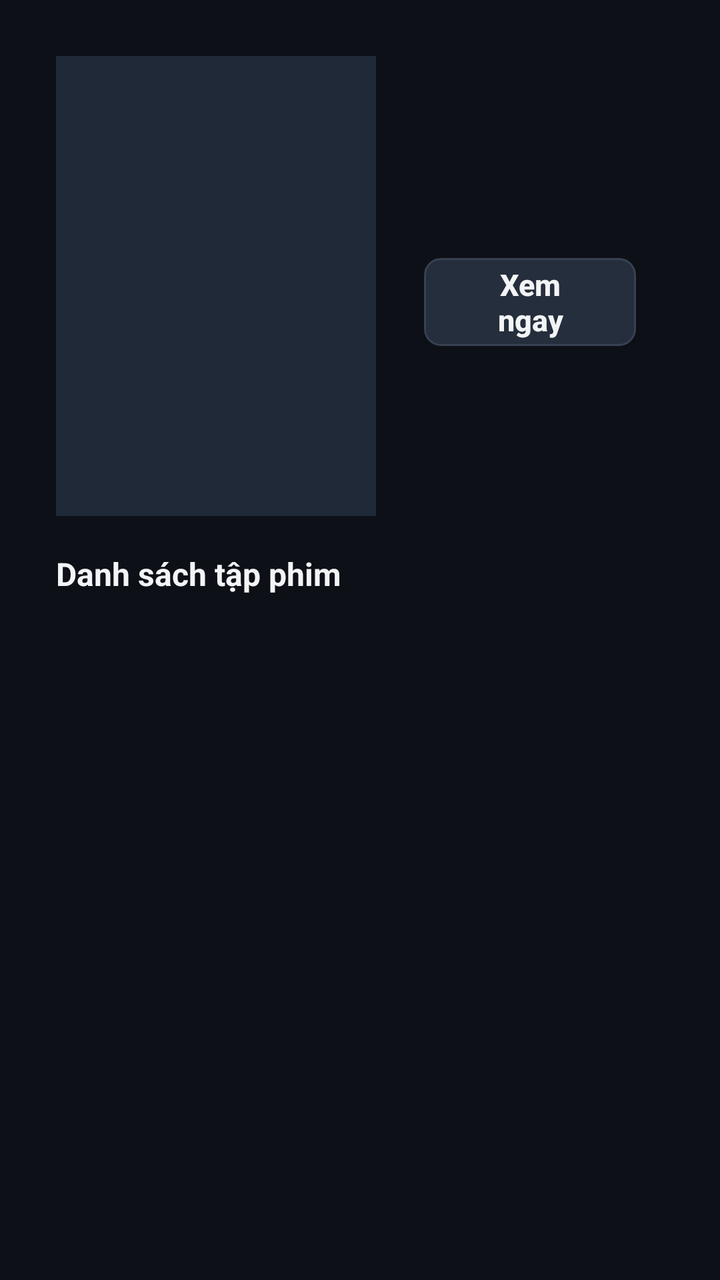
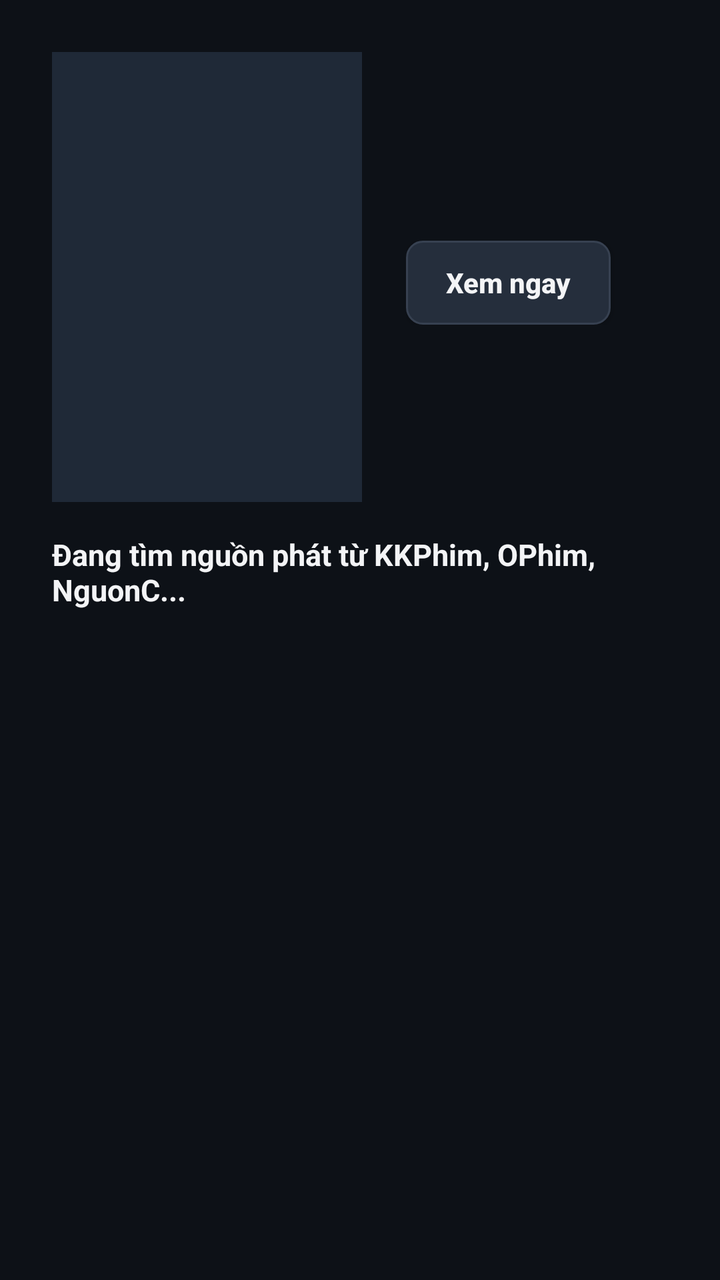

Before-and-after screenshots of an Android layout around one commit, followed by the original layout XML and the change that was made.
<!-- AndroidManifest.xml: application theme Theme.VietMovieTV -->
<!-- res/layout/activity_detail.xml -->
<?xml version="1.0" encoding="utf-8"?>
<FrameLayout xmlns:android="http://schemas.android.com/apk/res/android"
    android:layout_width="match_parent"
    android:layout_height="match_parent"
    android:background="@color/bg_dark">

    
    <ImageView
        android:id="@+id/ivBackdrop"
        android:layout_width="match_parent"
        android:layout_height="match_parent"
        android:alpha="0.22"
        android:scaleType="centerCrop" />

    <LinearLayout
        android:layout_width="match_parent"
        android:layout_height="match_parent"
        android:orientation="vertical"
        android:padding="28dp">

        
        <LinearLayout
            android:layout_width="match_parent"
            android:layout_height="wrap_content"
            android:orientation="horizontal">

            <ImageView
                android:id="@+id/ivDetailPoster"
                android:layout_width="160dp"
                android:layout_height="230dp"
                android:layout_marginEnd="24dp"
                android:background="#1F2937"
                android:scaleType="centerCrop" />

            <LinearLayout
                android:layout_width="0dp"
                android:layout_height="wrap_content"
                android:layout_weight="1"
                android:orientation="vertical">

                <TextView
                    android:id="@+id/tvDetailTitle"
                    android:layout_width="match_parent"
                    android:layout_height="wrap_content"
                    android:ellipsize="end"
                    android:maxLines="2"
                    android:textColor="@color/text_primary"
                    android:textSize="26sp"
                    android:textStyle="bold" />

                <TextView
                    android:id="@+id/tvDetailMeta"
                    android:layout_width="match_parent"
                    android:layout_height="wrap_content"
                    android:layout_marginTop="4dp"
                    android:textColor="@color/accent_amber"
                    android:textSize="14sp" />

                <TextView
                    android:id="@+id/tvDetailDesc"
                    android:layout_width="match_parent"
                    android:layout_height="wrap_content"
                    android:layout_marginTop="10dp"
                    android:ellipsize="end"
                    android:lineSpacingExtra="3dp"
                    android:maxLines="4"
                    android:textColor="@color/text_secondary"
                    android:textSize="14sp" />

                <LinearLayout
                    android:layout_width="match_parent"
                    android:layout_height="wrap_content"
                    android:layout_marginTop="14dp"
                    android:gravity="center_vertical"
                    android:orientation="horizontal">

                    <Button
                        android:id="@+id/btnPlayNow"
                        android:layout_width="wrap_content"
                        android:layout_height="44dp"
                        android:layout_marginEnd="14dp"
                        android:background="@drawable/bg_button_selector"
                        android:focusable="true"
                        android:paddingStart="22dp"
                        android:paddingEnd="22dp"
                        android:text="Xem ngay"
                        android:textAllCaps="false"
                        android:textColor="@color/text_primary"
                        android:textSize="15sp"
                        android:textStyle="bold" />

                    <LinearLayout
                        android:id="@+id/serverContainer"
                        android:layout_width="wrap_content"
                        android:layout_height="wrap_content"
                        android:orientation="horizontal" />
                </LinearLayout>
            </LinearLayout>
        </LinearLayout>

        
        <TextView
            android:id="@+id/tvEpisodeHeader"
            android:layout_width="match_parent"
            android:layout_height="wrap_content"
            android:layout_marginTop="18dp"
            android:layout_marginBottom="8dp"
            android:text="Danh sách tập phim"
            android:textColor="@color/text_primary"
            android:textSize="16sp"
            android:textStyle="bold" />

        <androidx.recyclerview.widget.RecyclerView
            android:id="@+id/rvEpisodes"
            android:layout_width="match_parent"
            android:layout_height="0dp"
            android:layout_weight="1"
            android:clipToPadding="false"
            android:padding="4dp" />

    </LinearLayout>

    <ProgressBar
        android:id="@+id/detailProgressBar"
        android:layout_width="48dp"
        android:layout_height="48dp"
        android:layout_gravity="center"
        android:visibility="gone" />
</FrameLayout>
<!-- resources referenced by this layout -->
<resources>
  <color name="accent_amber">#F59E0B</color>
  <color name="bg_dark">#0D1117</color>
  <color name="text_primary">#F3F4F6</color>
  <color name="text_secondary">#9CA3AF</color>
  <!-- drawable bg_button_selector (drawable) -->
  <?xml version="1.0" encoding="utf-8"?>
  <selector xmlns:android="http://schemas.android.com/apk/res/android">
      <item android:state_focused="true">
          <shape android:shape="rectangle">
              <solid android:color="@color/accent_amber" />
              <stroke android:width="2dp" android:color="#FFFFFF" />
              <corners android:radius="8dp" />
          </shape>
      </item>
      <item android:state_selected="true">
          <shape android:shape="rectangle">
              <solid android:color="@color/accent_amber_dark" />
              <stroke android:width="1dp" android:color="@color/accent_amber" />
              <corners android:radius="8dp" />
          </shape>
      </item>
      <item>
          <shape android:shape="rectangle">
              <solid android:color="#252E3C" />
              <stroke android:width="1dp" android:color="#374151" />
              <corners android:radius="8dp" />
          </shape>
      </item>
  </selector>
  <style name="Theme.VietMovieTV" parent="Theme.AppCompat.NoActionBar">
          <item name="android:windowBackground">@color/bg_dark</item>
          <item name="colorPrimary">@color/accent_amber</item>
          <item name="colorAccent">@color/accent_amber</item>
          <item name="android:textColorPrimary">@color/text_primary</item>
          <item name="android:textColorSecondary">@color/text_secondary</item>
      </style>
  <color name="accent_amber_dark">#B45309</color>
</resources>

<!-- the commit's change to res/layout/activity_detail.xml (unified diff, before → after) -->
@@ -4,7 +4,6 @@
     android:layout_height="match_parent"
     android:background="@color/bg_dark">
 
-    
     <ImageView
         android:id="@+id/ivBackdrop"
         android:layout_width="match_parent"
@@ -16,9 +15,8 @@
         android:layout_width="match_parent"
         android:layout_height="match_parent"
         android:orientation="vertical"
-        android:padding="28dp">
+        android:padding="26dp">
 
-        
         <LinearLayout
             android:layout_width="match_parent"
             android:layout_height="wrap_content"
@@ -26,9 +24,9 @@
 
             <ImageView
                 android:id="@+id/ivDetailPoster"
-                android:layout_width="160dp"
-                android:layout_height="230dp"
-                android:layout_marginEnd="24dp"
+                android:layout_width="155dp"
+                android:layout_height="225dp"
+                android:layout_marginEnd="22dp"
                 android:background="#1F2937"
                 android:scaleType="centerCrop" />
 
@@ -45,7 +43,7 @@
                     android:ellipsize="end"
                     android:maxLines="2"
                     android:textColor="@color/text_primary"
-                    android:textSize="26sp"
+                    android:textSize="25sp"
                     android:textStyle="bold" />
 
                 <TextView
@@ -60,54 +58,60 @@
                     android:id="@+id/tvDetailDesc"
                     android:layout_width="match_parent"
                     android:layout_height="wrap_content"
-                    android:layout_marginTop="10dp"
+                    android:layout_marginTop="8dp"
                     android:ellipsize="end"
                     android:lineSpacingExtra="3dp"
                     android:maxLines="4"
                     android:textColor="@color/text_secondary"
-                    android:textSize="14sp" />
+                    android:textSize="13sp" />
 
                 <LinearLayout
                     android:layout_width="match_parent"
                     android:layout_height="wrap_content"
-                    android:layout_marginTop="14dp"
+                    android:layout_marginTop="12dp"
                     android:gravity="center_vertical"
                     android:orientation="horizontal">
 
                     <Button
                         android:id="@+id/btnPlayNow"
                         android:layout_width="wrap_content"
-                        android:layout_height="44dp"
-                        android:layout_marginEnd="14dp"
+                        android:layout_height="42dp"
+                        android:layout_marginEnd="12dp"
                         android:background="@drawable/bg_button_selector"
                         android:focusable="true"
-                        android:paddingStart="22dp"
-                        android:paddingEnd="22dp"
+                        android:paddingStart="20dp"
+                        android:paddingEnd="20dp"
                         android:text="Xem ngay"
                         android:textAllCaps="false"
                         android:textColor="@color/text_primary"
-                        android:textSize="15sp"
+                        android:textSize="14sp"
                         android:textStyle="bold" />
 
-                    <LinearLayout
-                        android:id="@+id/serverContainer"
-                        android:layout_width="wrap_content"
+                    <HorizontalScrollView
+                        android:layout_width="0dp"
                         android:layout_height="wrap_content"
-                        android:orientation="horizontal" />
+                        android:layout_weight="1"
+                        android:scrollbars="none">
+
+                        <LinearLayout
+                            android:id="@+id/serverContainer"
+                            android:layout_width="wrap_content"
+                            android:layout_height="wrap_content"
+                            android:orientation="horizontal" />
+                    </HorizontalScrollView>
                 </LinearLayout>
             </LinearLayout>
         </LinearLayout>
 
-        
         <TextView
             android:id="@+id/tvEpisodeHeader"
             android:layout_width="match_parent"
             android:layout_height="wrap_content"
-            android:layout_marginTop="18dp"
+            android:layout_marginTop="16dp"
             android:layout_marginBottom="8dp"
-            android:text="Danh sách tập phim"
+            android:text="Đang tìm nguồn phát từ KKPhim, OPhim, NguonC..."
             android:textColor="@color/text_primary"
-            android:textSize="16sp"
+            android:textSize="15sp"
             android:textStyle="bold" />
 
         <androidx.recyclerview.widget.RecyclerView
